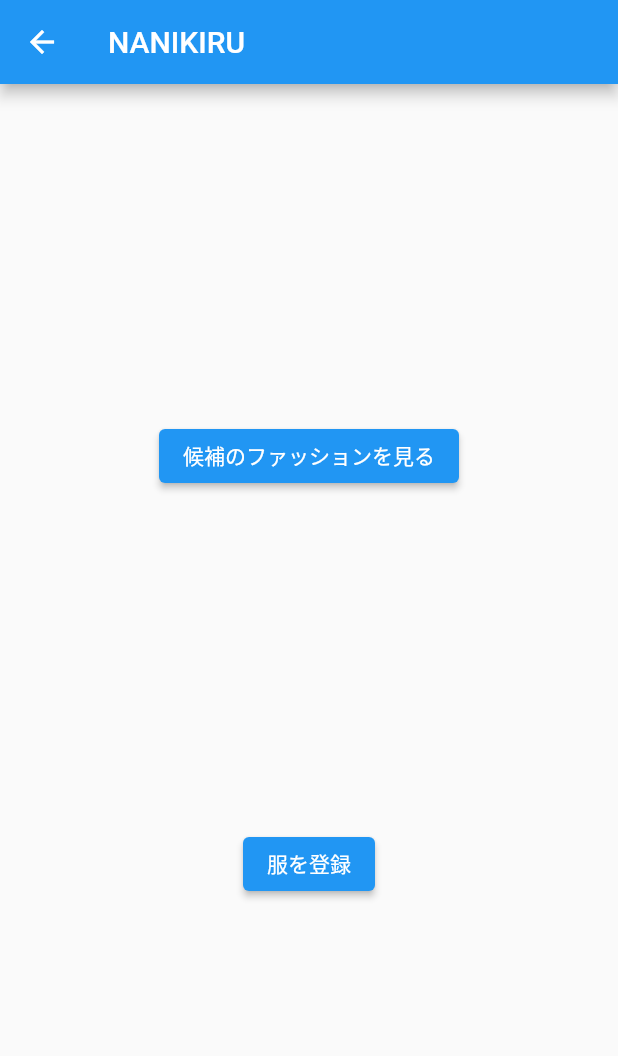
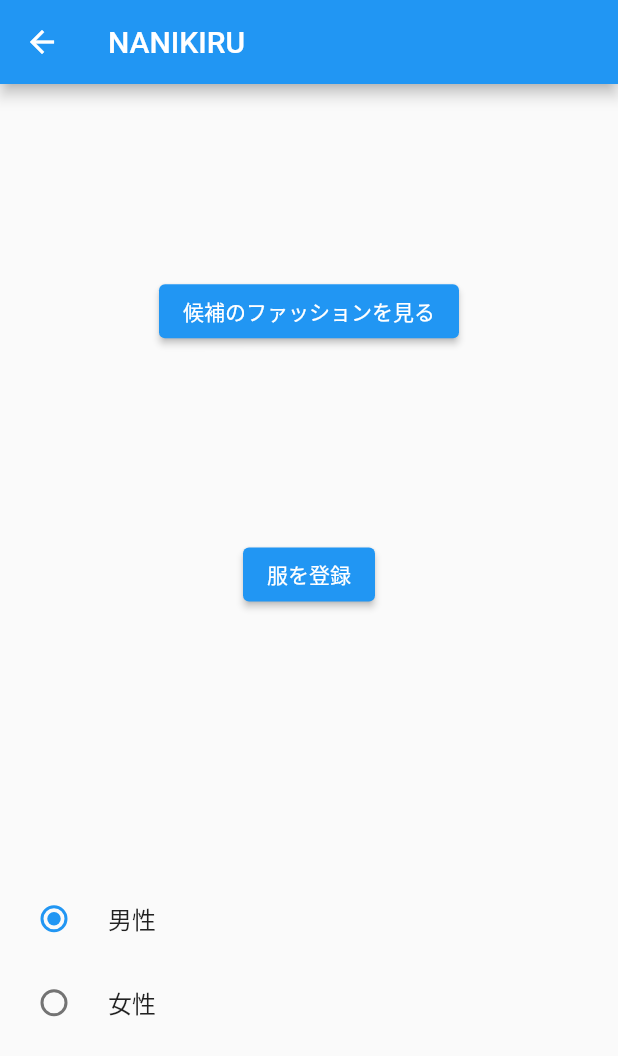
Before and after one commit to enpitut2022/nanikiru, a Flutter app: the FirstPage screen opened directly, on a phone screen of 412 x 824 dp. Shown: the top 1056 px of the screen. Run offline on Flutter 3.47's test engine with Material 2 defaults, Android fonts, the phone set to English and light mode, and no system bars.

Commit message:
[106] 男女別に表示される服が変わるように設定

```diff
--- a/lib/first_page.dart
+++ b/lib/first_page.dart
@@ -1,6 +1,8 @@
 import 'package:flutter/material.dart';
 import 'package:nanikiru/suggest_fashion.dart';
 import 'next_page.dart';
+
+bool men = true;
 
 class FirstPage extends StatelessWidget{
   @override
@@ -13,16 +15,17 @@ class FirstPage extends StatelessWidget{
       body: Center(
         child: Column(
           mainAxisAlignment: MainAxisAlignment.spaceEvenly,
-          children: [ElevatedButton(
+          children: [
+            ElevatedButton(
               onPressed: (){
                 Navigator.push(
                   context,
-                MaterialPageRoute(builder: (context) => SuggestFashion()),
+                  MaterialPageRoute(builder: (context) => SuggestFashion(men)),
                 );
               },
               child: const Text('候補のファッションを見る'),
-
-          ), ElevatedButton(
+            ),
+            ElevatedButton(
               onPressed: (){
                 Navigator.push(
                   context,
@@ -30,12 +33,46 @@ class FirstPage extends StatelessWidget{
                 );
               },
               child: const Text('服を登録'),
-          )],
-
+            ),
+            RadioButtonWidget(),
+          ],
         ),
       ),
     );
   }
+}
+
+class RadioButtonWidget extends StatefulWidget{
+  @override
+  _GenderState createState() => _GenderState();
+}
 
 
+class _GenderState extends State<RadioButtonWidget> {
+
+  @override
+  Widget build(BuildContext context) {
+    return Column(
+          children: [
+            SizedBox(height: 50.0,),
+            RadioListTile(
+              title: Text('男性'),
+              value: true,
+              groupValue: men,
+              onChanged: (value) => _onRadioSelected(value),
+            ),
+            RadioListTile(
+              title: Text('女性'),
+              value: false,
+              groupValue: men,
+              onChanged: (value) => _onRadioSelected(value),
+            ),
+      ]
+    );
   }
+  _onRadioSelected(value) {
+    setState(() {
+      men = value;
+    });
+  }
+}
```
Also changed, not shown: lib/suggest_fashion.dart (+12 -2 lines). Lines whose indentation alone changed are shown as unchanged.
